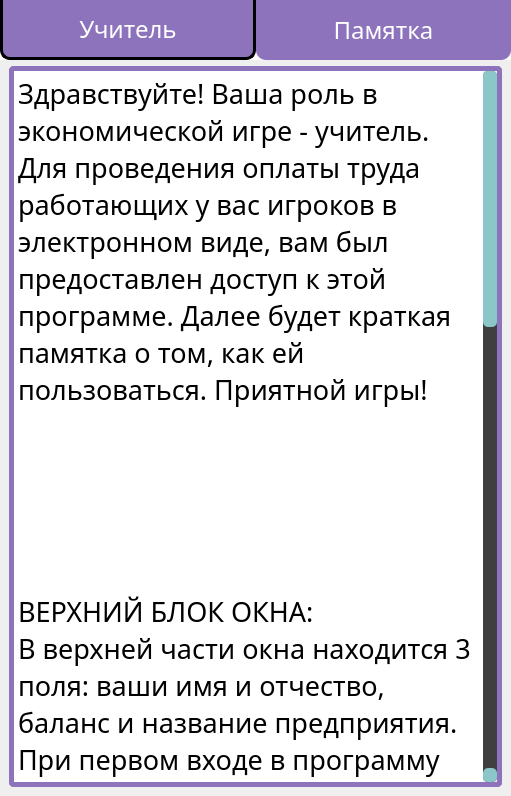
Old version of the form src/forms/teacherwindow.ui in the repository FloppedWaffle/EconomicGameCardClient.
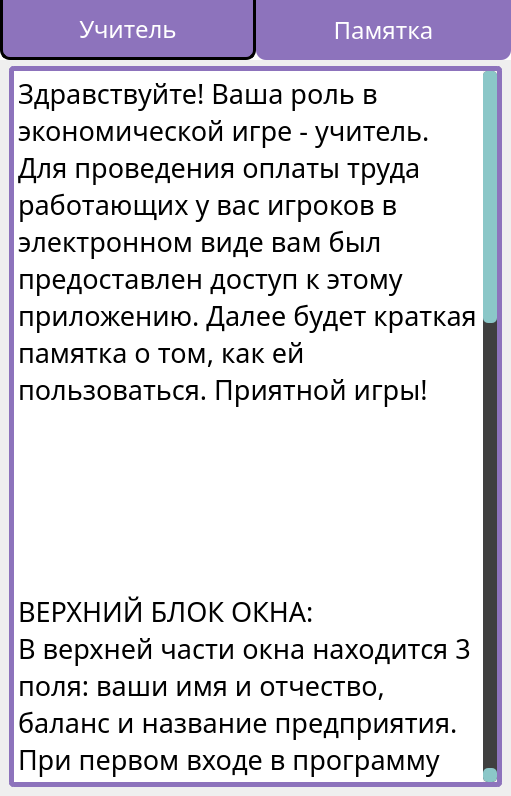
New version of the form. The open tabs and pages were chosen to show the change. Icons and pictures are not drawn.

```diff
--- a/src/forms/teacherwindow.ui
+++ b/src/forms/teacherwindow.ui
@@ -1084,7 +1084,7 @@
 &lt;html&gt;&lt;head&gt;&lt;meta name=&quot;qrichtext&quot; content=&quot;1&quot; /&gt;&lt;style type=&quot;text/css&quot;&gt;
 p, li { white-space: pre-wrap; }
 &lt;/style&gt;&lt;/head&gt;&lt;body style=&quot; font-family:'Fira Sans Condensed Medium'; font-size:20pt; font-weight:400; font-style:normal;&quot;&gt;
-&lt;p style=&quot; margin-top:0px; margin-bottom:0px; margin-left:0px; margin-right:0px; -qt-block-indent:0; text-indent:0px;&quot;&gt;Здравствуйте! Ваша роль в экономической игре - учитель. Для проведения оплаты труда работающих у вас игроков в электронном виде, вам был предоставлен доступ к этой программе. Далее будет краткая памятка о том, как ей пользоваться. Приятной игры!&lt;/p&gt;
+&lt;p style=&quot; margin-top:0px; margin-bottom:0px; margin-left:0px; margin-right:0px; -qt-block-indent:0; text-indent:0px;&quot;&gt;Здравствуйте! Ваша роль в экономической игре - учитель. Для проведения оплаты труда работающих у вас игроков в электронном виде вам был предоставлен доступ к этому приложению. Далее будет краткая памятка о том, как ей пользоваться. Приятной игры!&lt;/p&gt;
 &lt;p style=&quot;-qt-paragraph-type:empty; margin-top:0px; margin-bottom:0px; margin-left:0px; margin-right:0px; -qt-block-indent:0; text-indent:0px;&quot;&gt;&lt;br /&gt;&lt;/p&gt;
 &lt;p style=&quot;-qt-paragraph-type:empty; margin-top:0px; margin-bottom:0px; margin-left:0px; margin-right:0px; -qt-block-indent:0; text-indent:0px;&quot;&gt;&lt;br /&gt;&lt;/p&gt;
 &lt;p style=&quot;-qt-paragraph-type:empty; margin-top:0px; margin-bottom:0px; margin-left:0px; margin-right:0px; -qt-block-indent:0; text-indent:0px;&quot;&gt;&lt;br /&gt;&lt;/p&gt;
@@ -1096,8 +1096,8 @@
 &lt;p style=&quot;-qt-paragraph-type:empty; margin-top:0px; margin-bottom:0px; margin-left:0px; margin-right:0px; -qt-block-indent:0; text-indent:0px;&quot;&gt;&lt;br /&gt;&lt;/p&gt;
 &lt;p style=&quot;-qt-paragraph-type:empty; margin-top:0px; margin-bottom:0px; margin-left:0px; margin-right:0px; -qt-block-indent:0; text-indent:0px;&quot;&gt;&lt;br /&gt;&lt;/p&gt;
 &lt;p style=&quot; margin-top:0px; margin-bottom:0px; margin-left:0px; margin-right:0px; -qt-block-indent:0; text-indent:0px;&quot;&gt;ЦЕНТРАЛЬНЫЙ БЛОК ОКНА:&lt;/p&gt;
-&lt;p style=&quot; margin-top:0px; margin-bottom:0px; margin-left:0px; margin-right:0px; -qt-block-indent:0; text-indent:0px;&quot;&gt;Для оплаты труда игрока,  нужно ввести в текстовое поле его имя и фамилию по следующему образцу: &amp;quot;Имя Фамилия&amp;quot; (каждое слово пишется с большой буквы, после имени идёт пробел).&lt;/p&gt;
-&lt;p style=&quot; margin-top:0px; margin-bottom:0px; margin-left:0px; margin-right:0px; -qt-block-indent:0; text-indent:0px;&quot;&gt;После того, как вы начнёте вводить фамилию, в нижнем списке начнут появляться соответствующие игроки. Найдя нужного, выберите его нажатием, а затем щёлкните на необходимую кнопку справа от поля. Для очистки списка игроков, сотрите текст в текстовом поле.&lt;/p&gt;
+&lt;p style=&quot; margin-top:0px; margin-bottom:0px; margin-left:0px; margin-right:0px; -qt-block-indent:0; text-indent:0px;&quot;&gt;Для оплаты труда игрока нужно ввести в текстовое поле его имя и фамилию по следующему образцу: &amp;quot;Имя Фамилия&amp;quot; (каждое слово пишется с большой буквы, после имени идёт пробел).&lt;/p&gt;
+&lt;p style=&quot; margin-top:0px; margin-bottom:0px; margin-left:0px; margin-right:0px; -qt-block-indent:0; text-indent:0px;&quot;&gt;После того, как вы начнёте вводить фамилию, в нижнем списке начнут появляться подходящие игроки. Найдя нужного, выберите его нажатием по блоку с информацией о нём, а затем щёлкните на необходимую кнопку справа от списка. Для очистки этого списка сотрите всё в текстовом поле.&lt;/p&gt;
 &lt;p style=&quot;-qt-paragraph-type:empty; margin-top:0px; margin-bottom:0px; margin-left:0px; margin-right:0px; -qt-block-indent:0; text-indent:0px;&quot;&gt;&lt;br /&gt;&lt;/p&gt;
 &lt;p style=&quot;-qt-paragraph-type:empty; margin-top:0px; margin-bottom:0px; margin-left:0px; margin-right:0px; -qt-block-indent:0; text-indent:0px;&quot;&gt;&lt;br /&gt;&lt;/p&gt;
 &lt;p style=&quot;-qt-paragraph-type:empty; margin-top:0px; margin-bottom:0px; margin-left:0px; margin-right:0px; -qt-block-indent:0; text-indent:0px;&quot;&gt;&lt;br /&gt;&lt;/p&gt;
```
Left out of the diff: 2 changed lines with no effect on the pictures.
